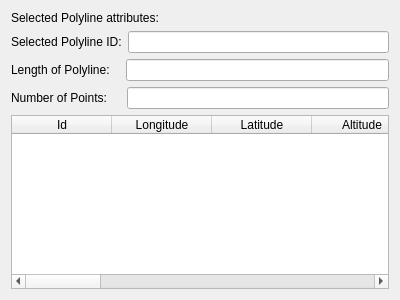
Old version of the form i3viewer/i3polylineDialog.ui in the repository hubergilt/i3viewer.
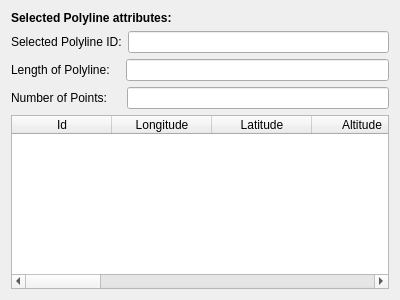
New version of the form.

Diff of the .ui file:
```diff
--- a/i3viewer/i3polylineDialog.ui
+++ b/i3viewer/i3polylineDialog.ui
@@ -17,7 +17,7 @@
    <item>
     <widget class="QLabel" name="label_4">
      <property name="text">
-      <string>Selected Polyline attributes:</string>
+      <string>&lt;html&gt;&lt;head/&gt;&lt;body&gt;&lt;p&gt;&lt;span style=&quot; font-weight:600;&quot;&gt;Selected Polyline attributes:&lt;/span&gt;&lt;/p&gt;&lt;/body&gt;&lt;/html&gt;</string>
      </property>
     </widget>
    </item>
```
